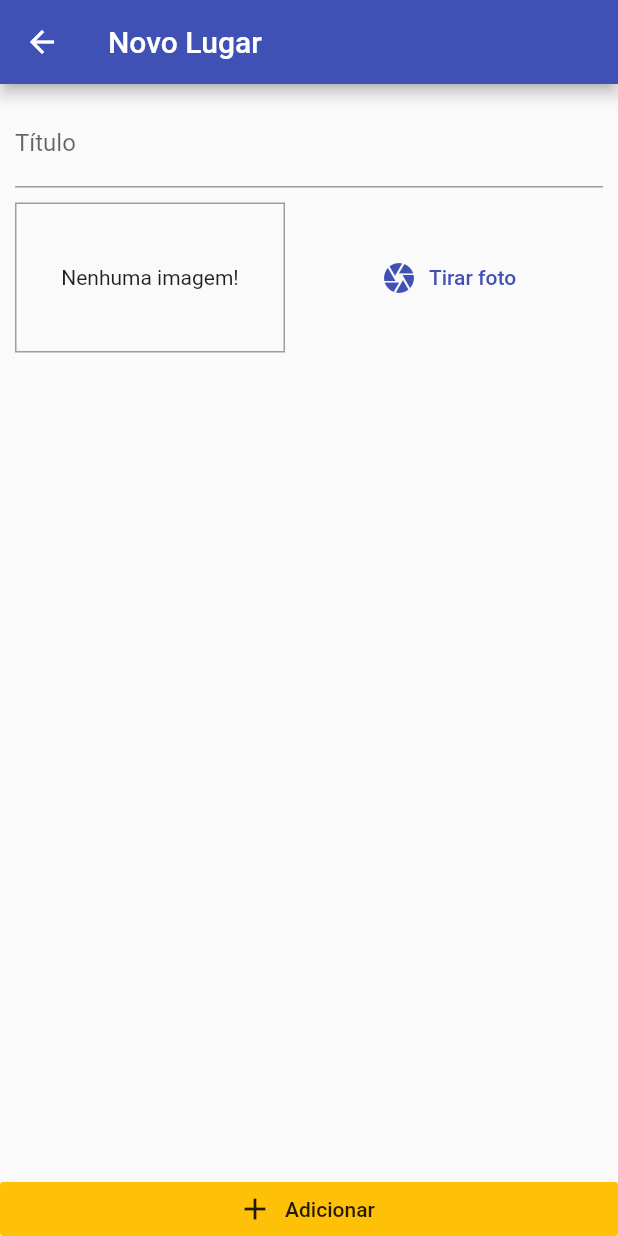
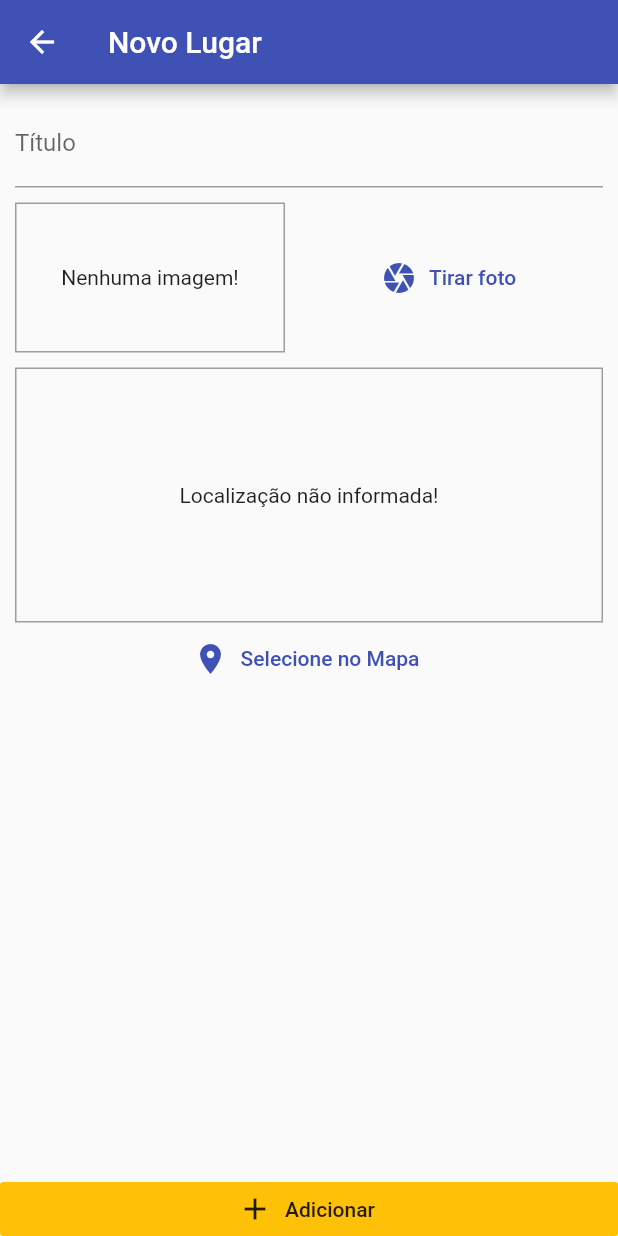
Before and after one commit to jcesarauj/my-places-app, a Flutter app: the PlaceFormScreen screen opened by its route, on a phone screen of 412 x 824 dp. Run offline on Flutter 3.47's test engine with Material 2 defaults, Android fonts, the phone set to English and light mode, and no system bars; our stand-ins replace image_picker, sqflite; accounts and stored records are empty.

Commit message:
inclusão de location para mapa

```diff
--- a/MyPlacesApp/lib/src/screens/place-form-screen.dart
+++ b/MyPlacesApp/lib/src/screens/place-form-screen.dart
@@ -1,7 +1,8 @@
 import 'dart:io';
 
 import 'package:MyPlacesApp/src/providers/greatePlacesProvider.dart';
-import 'package:MyPlacesApp/src/widgets/input-image.dart';
+import 'package:MyPlacesApp/src/widgets/InputLocation.dart';
+import 'package:MyPlacesApp/src/widgets/inputImage.dart';
 import 'package:flutter/material.dart';
 import 'package:provider/provider.dart';
 
@@ -46,10 +47,10 @@ class _PlaceFormScreenState extends State<PlaceFormScreen> {
                       decoration: InputDecoration(labelText: 'Título'),
                       controller: _titleController,
                     ),
-                    SizedBox(
-                      height: 10,
-                    ),
-                    InputImage(this.selectedImage)
+                    SizedBox(height: 10),
+                    InputImage(this.selectedImage),
+                    SizedBox(height: 10),
+                    InputLocation()
                   ],
                 ),
               ),
--- /dev/null
+++ b/MyPlacesApp/lib/src/widgets/InputLocation.dart
@@ -0,0 +1,44 @@
+import 'package:flutter/material.dart';
+
+class InputLocation extends StatefulWidget {
+  @override
+  _InputLocationState createState() => _InputLocationState();
+}
+
+class _InputLocationState extends State<InputLocation> {
+  String _previewImageUrl;
+
+  @override
+  Widget build(BuildContext context) {
+    return Column(
+      children: [
+        Container(
+          height: 170,
+          width: double.infinity,
+          alignment: Alignment.center,
+          decoration: BoxDecoration(
+            border: Border.all(
+              width: 1,
+              color: Colors.grey,
+            ),
+          ),
+          child: _previewImageUrl == null
+              ? Text('Localização não informada!')
+              : Image.network(
+                  _previewImageUrl,
+                  fit: BoxFit.cover,
+                  width: double.infinity,
+                ),
+        ),
+        Row(mainAxisAlignment: MainAxisAlignment.center, children: <Widget>[
+          FlatButton.icon(
+            icon: Icon(Icons.location_on),
+            label: Text('Selecione no Mapa'),
+            textColor: Theme.of(context).primaryColor,
+            onPressed: () {},
+          )
+        ])
+      ],
+    );
+  }
+}
--- a/MyPlacesApp/pubspec.yaml
+++ b/MyPlacesApp/pubspec.yaml
@@ -29,6 +29,7 @@ dependencies:
   path_provider: ^1.6.11
   path: ^1.6.4
   sqflite: ^1.3.1
+  location: ^3.0.2
 
 
   # The following adds the Cupertino Icons font to your application.
```
Also changed, not shown: MyPlacesApp/lib/src/widgets/inputImage.dart (renamed from MyPlacesApp/lib/src/widgets/input-image.dart), MyPlacesApp/pubspec.lock.
